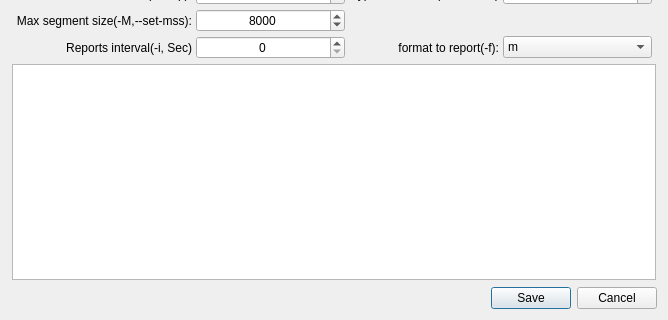
Before: the Qt Designer form qiperfc/src/dlgiperf.ui in coolshou/qiperf, drawn with Qt 5; both pictures show x 0 to 668 and y 385 to 705 of the 668 by 705 pixel window.
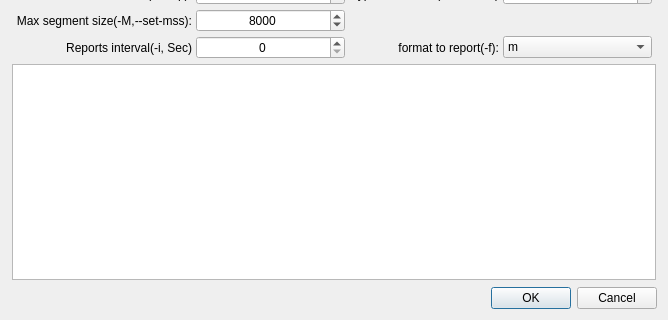
After: the same form once the commit is applied. Icons and pictures are not drawn.

What changed in the file:
```diff
--- a/qiperfc/src/dlgiperf.ui
+++ b/qiperfc/src/dlgiperf.ui
@@ -728,7 +728,7 @@
       <enum>Qt::Horizontal</enum>
      </property>
      <property name="standardButtons">
-      <set>QDialogButtonBox::Cancel|QDialogButtonBox::Save</set>
+      <set>QDialogButtonBox::Cancel|QDialogButtonBox::Ok</set>
      </property>
     </widget>
    </item>
```
Left out of the diff: 8 changed lines with no effect on the pictures.
